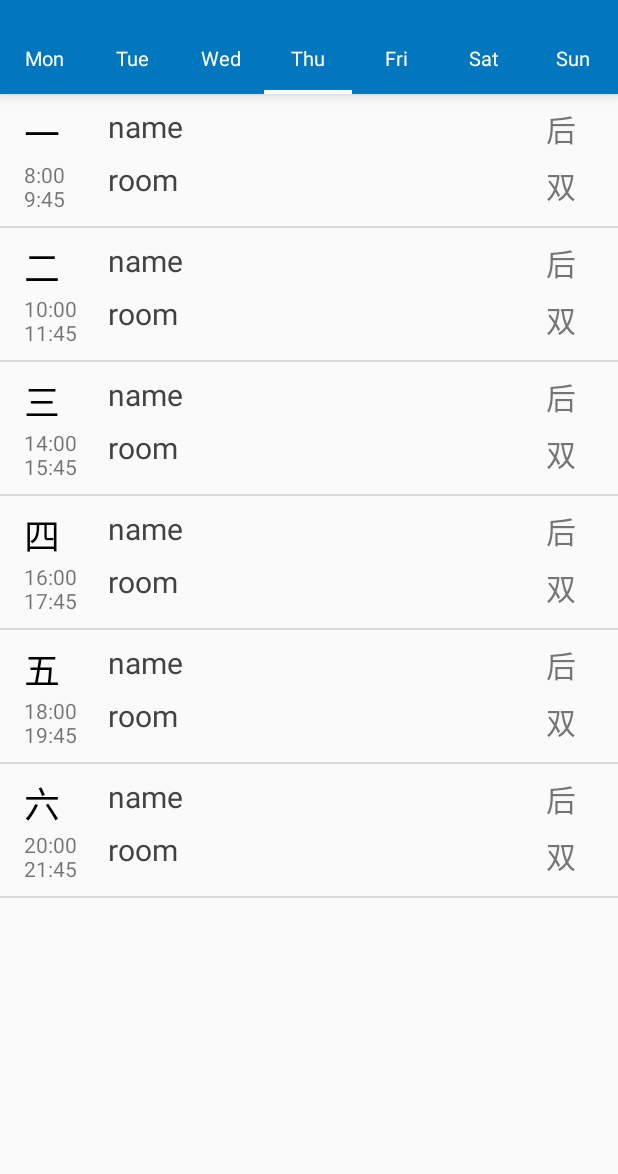
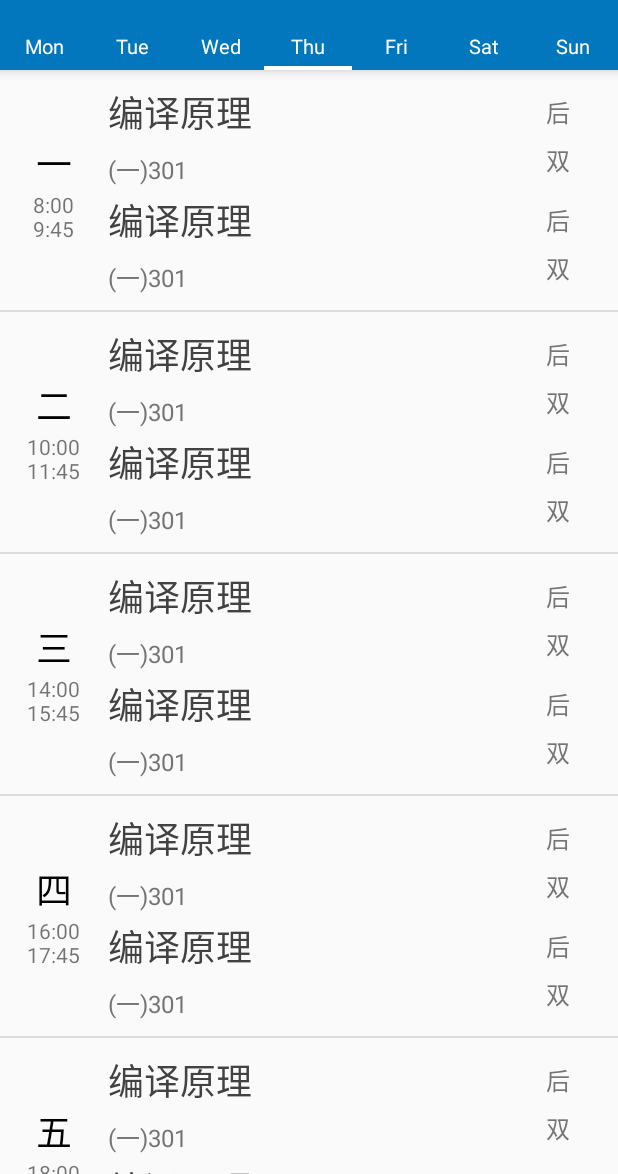
Before and after one commit to 13061121/LightSchedule-Project-Android, an Android app: the screen it shows after launch (MainActivity), on a phone screen of 412 x 824 dp, the part 62-1236 px from its top. Run offline under Robolectric (Android 15) with nearby library versions, the phone set to English and light mode, and no system bars.

Commit message:
修正布局 listitem

```diff
--- a/src/main/java/com/leafli7/lightschedule/Adapter/DayScheduleAdapter.java
+++ b/src/main/java/com/leafli7/lightschedule/Adapter/DayScheduleAdapter.java
@@ -60,6 +60,11 @@ public class DayScheduleAdapter extends BaseAdapter {
         LessonItemLayout lessonItemLayout = new LessonItemLayout(context, 123);
         lessonItemLayout.setFocusable(true);
         llSingleLessonTime.addView(lessonItemLayout);
+
+        lessonItemLayout = new LessonItemLayout(context, 123);
+        lessonItemLayout.setFocusable(true);
+        llSingleLessonTime.addView(lessonItemLayout);
+
         TextView tvLessonNum = (TextView) llMain.findViewById(R.id.tvLessonNum);
         TextView tvLessonTime = (TextView) llMain.findViewById(R.id.tvLessonTime);
 
--- a/src/main/res/layout/day_schedule_list_item.xml
+++ b/src/main/res/layout/day_schedule_list_item.xml
@@ -3,19 +3,18 @@
     android:orientation="horizontal" android:layout_width="match_parent"
     android:layout_height="match_parent"
     android:id="@+id/mainLl"
-    android:gravity="center_vertical">
+    android:layout_gravity="center_vertical|center_horizontal">
 
     <LinearLayout
         android:layout_width="@dimen/list_head_left_item_length"
         android:layout_height="match_parent"
         android:orientation="vertical"
-        android:gravity="center_vertical">
+        android:gravity="center_vertical|center_horizontal|center"
+        >
 
         <TextView
             android:layout_width="wrap_content"
             android:layout_height="wrap_content"
-            android:layout_marginLeft="@dimen/activity_horizontal_margin"
-            android:layout_marginTop="@dimen/margin_top_bottom"
             android:text="一"
             android:textColor="#000000"
             android:textSize="@dimen/abc_text_size_headline_material"
@@ -24,9 +23,7 @@
         <TextView
             android:layout_width="wrap_content"
             android:layout_height="wrap_content"
-            android:layout_marginLeft="@dimen/activity_horizontal_margin"
             android:text="8:00\n9:45"
-            android:layout_marginBottom="@dimen/margin_top_bottom"
             android:id="@+id/tvLessonTime"/>
 
     </LinearLayout>
@@ -38,7 +35,8 @@
         android:layout_marginRight="@dimen/margin_left_right"
         android:layout_marginBottom="@dimen/margin_top_bottom"
         android:orientation="vertical"
-        android:id="@+id/llSingleLessonTime">
+        android:id="@+id/llSingleLessonTime"
+        android:gravity="center_vertical">
 
     </LinearLayout>
 
--- a/src/main/res/layout/lesson_item_layout.xml
+++ b/src/main/res/layout/lesson_item_layout.xml
@@ -2,22 +2,25 @@
 <RelativeLayout xmlns:android="http://schemas.android.com/apk/res/android"
     android:layout_width="match_parent"
     android:layout_height="@dimen/vertical_item_high72"
-    android:orientation="horizontal">
+    android:orientation="horizontal"
+    android:gravity="center_vertical">
 
     <LinearLayout
         android:id="@+id/llMainLessonInfo"
         android:layout_width="match_parent"
-        android:layout_height="match_parent"
+        android:layout_height="wrap_content"
         android:layout_toLeftOf="@+id/llHideInfo"
-        android:orientation="vertical">
+        android:orientation="vertical"
+        android:layout_centerVertical="true"
+        android:layout_centerInParent="true">
 
         <TextView
             android:id="@+id/tvLessonName"
             android:layout_width="match_parent"
             android:layout_height="wrap_content"
-            android:text="name"
+            android:text="编译原理"
             android:textColor="#424242"
-            android:textSize="@dimen/abc_text_size_title_material" />
+            android:textSize="@dimen/abc_text_size_headline_material" />
 
         <Space
             android:layout_width="1dp"
@@ -27,9 +30,9 @@
             android:id="@+id/tvLessonClassroom"
             android:layout_width="match_parent"
             android:layout_height="wrap_content"
-            android:text="room"
-            android:textColor="#424242"
-            android:textSize="@dimen/abc_text_size_title_material" />
+            android:text="(一)301"
+            android:textColor="@color/material_grey_600"
+            android:textSize="@dimen/abc_text_size_subhead_material" />
 
     </LinearLayout>
 
@@ -38,7 +41,9 @@
         android:layout_width="@dimen/margin_left_right_twice"
         android:layout_height="wrap_content"
         android:layout_alignParentRight="true"
-        android:orientation="vertical">
+        android:orientation="vertical"
+        android:layout_centerVertical="true"
+        android:layout_centerInParent="true">
 
         <TextView
             android:id="@+id/tvTinyLesson"
@@ -46,7 +51,7 @@
             android:layout_height="wrap_content"
             android:text="后"
             android:textColor="@color/material_grey_600"
-            android:textSize="@dimen/abc_text_size_title_material" />
+            android:textSize="@dimen/abc_text_size_subhead_material" />
 
         <Space
             android:layout_width="1dp"
@@ -58,7 +63,7 @@
             android:layout_height="wrap_content"
             android:text="双"
             android:textColor="@color/material_grey_600"
-            android:textSize="@dimen/abc_text_size_title_material" />
+            android:textSize="@dimen/abc_text_size_subhead_material" />
 
     </LinearLayout>
 
--- a/src/main/res/layout/tab_indicator.xml
+++ b/src/main/res/layout/tab_indicator.xml
@@ -6,7 +6,7 @@
     android:layout_width="wrap_content"
     android:paddingLeft="16dp"
     android:paddingRight="16dp"
-    android:layout_height="48dp"
+    android:layout_height="32dp"
     android:gravity="center"
     android:textColor="@android:color/white"
     android:textSize="@dimen/text_size_small"
```
